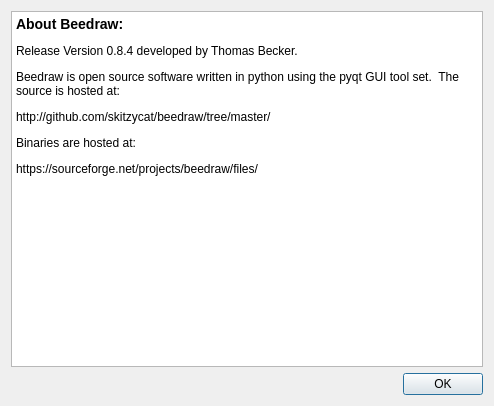
Qt form designer/AboutDisplayDialogUi.ui (skitzycat/beedraw) before a commit.
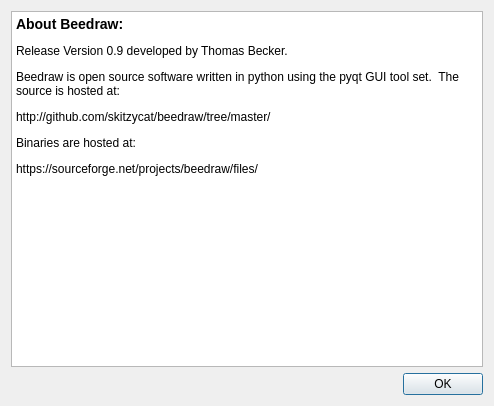
The same form after that commit.

Commit message: increasing version number for upcomming release

What changed in the file:
```diff
--- a/designer/AboutDisplayDialogUi.ui
+++ b/designer/AboutDisplayDialogUi.ui
@@ -25,7 +25,7 @@
 p, li { white-space: pre-wrap; }
 &lt;/style&gt;&lt;/head&gt;&lt;body style=&quot; font-family:'Sans Serif'; font-size:9pt; font-weight:400; font-style:normal;&quot;&gt;
 &lt;p style=&quot; margin-top:14px; margin-bottom:12px; margin-left:0px; margin-right:0px; -qt-block-indent:0; text-indent:0px;&quot;&gt;&lt;span style=&quot; font-size:large; font-weight:600;&quot;&gt;About Beedraw:&lt;/span&gt;&lt;/p&gt;
-&lt;p style=&quot; margin-top:12px; margin-bottom:12px; margin-left:0px; margin-right:0px; -qt-block-indent:0; text-indent:0px;&quot;&gt;Release Version 0.8.4 developed by Thomas Becker.&lt;/p&gt;
+&lt;p style=&quot; margin-top:12px; margin-bottom:12px; margin-left:0px; margin-right:0px; -qt-block-indent:0; text-indent:0px;&quot;&gt;Release Version 0.9 developed by Thomas Becker.&lt;/p&gt;
 &lt;p style=&quot; margin-top:12px; margin-bottom:12px; margin-left:0px; margin-right:0px; -qt-block-indent:0; text-indent:0px;&quot;&gt;Beedraw is open source software written in python using the pyqt GUI tool set.  The source is hosted at:&lt;/p&gt;
 &lt;p style=&quot; margin-top:12px; margin-bottom:12px; margin-left:0px; margin-right:0px; -qt-block-indent:0; text-indent:0px;&quot;&gt;http://github.com/skitzycat/beedraw/tree/master/&lt;/p&gt;
 &lt;p style=&quot; margin-top:12px; margin-bottom:12px; margin-left:0px; margin-right:0px; -qt-block-indent:0; text-indent:0px;&quot;&gt;Binaries are hosted at:&lt;/p&gt;
```
